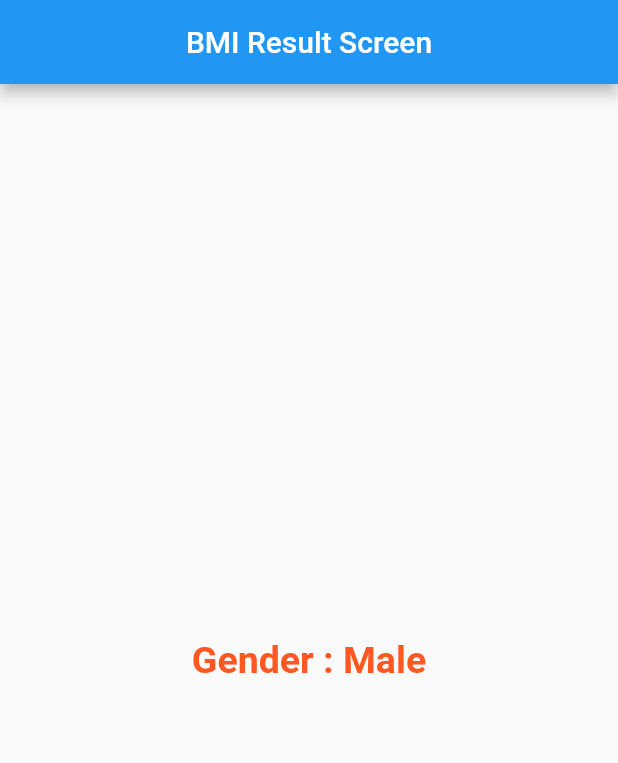
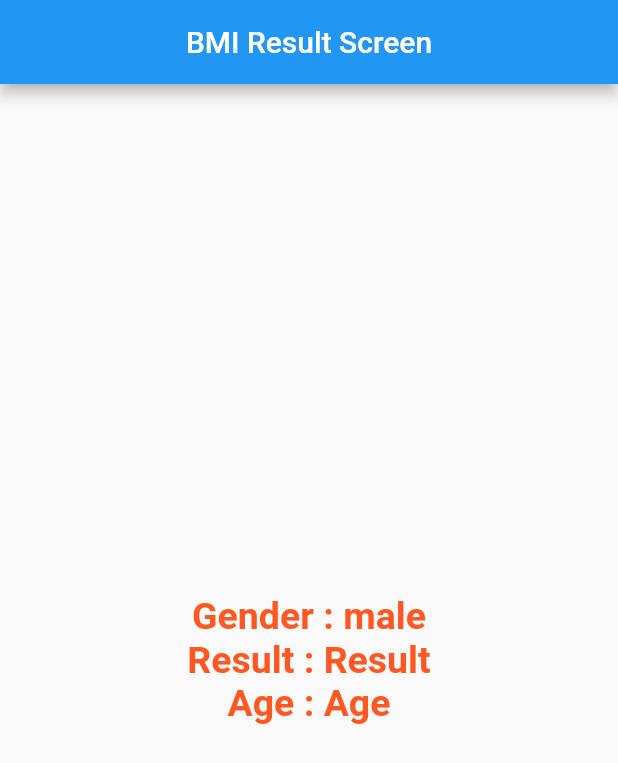
Before and after one commit to Devsaci/bmi_calculator_mansour, a Flutter app: the screen it shows after launch, on a phone screen of 412 x 824 dp. Shown: the top 763 px of the screen. Run offline on Flutter 3.47's test engine with Material 2 defaults, Android fonts, the phone set to English and light mode, and no system bars.

Commit message:
Result Screen

```diff
--- a/lib/bmi_result_screen.dart
+++ b/lib/bmi_result_screen.dart
@@ -24,7 +24,9 @@ class BmiResultScreen extends StatelessWidget {
           child: Column(
             mainAxisAlignment: MainAxisAlignment.center,
             children: [
-              Text("Gender : Male"),
+              Text("Gender : male"),
+              Text("Result : Result"),
+              Text("Age : Age"),
             ],
           ),
         ),
--- a/lib/bmi_screen.dart
+++ b/lib/bmi_screen.dart
@@ -2,10 +2,7 @@
 
 import 'dart:ui';
 
-import 'package:flutter/cupertino.dart';
 import 'package:flutter/material.dart';
-import 'package:flutter/rendering.dart';
-import 'package:flutter/widgets.dart';
 
 class BmiScreen extends StatefulWidget {
   const BmiScreen({Key? key}) : super(key: key);
```
Also changed, not shown: lib/main.dart (+3 -8 lines).
